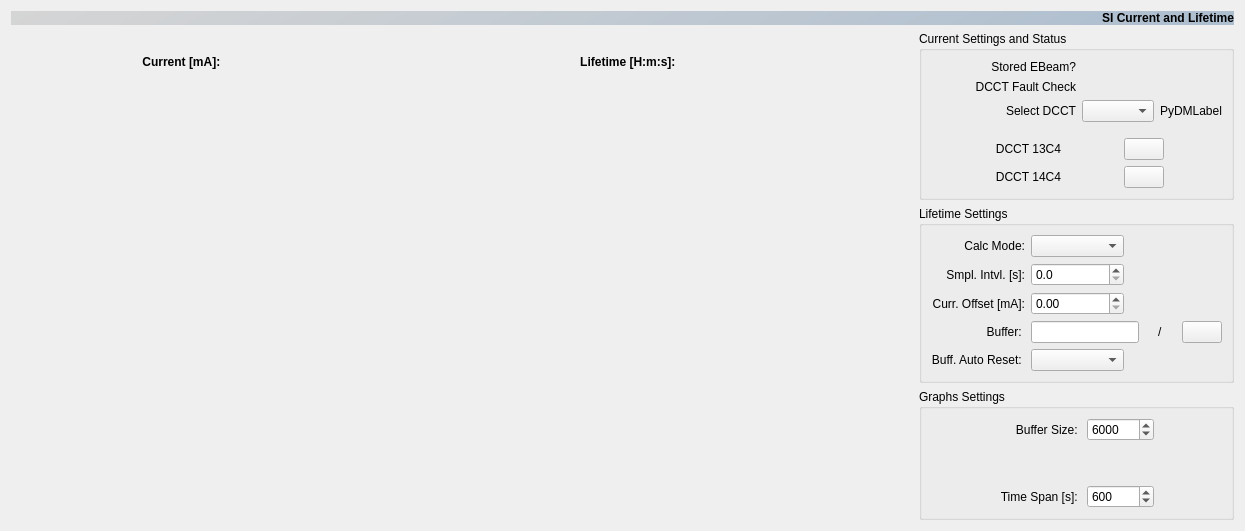
Before: the Qt Designer form pyqt-apps/siriushla/as_ap_currlt/ui_si_ap_currlt.ui in lnls-sirius/hla, drawn with Qt 5.
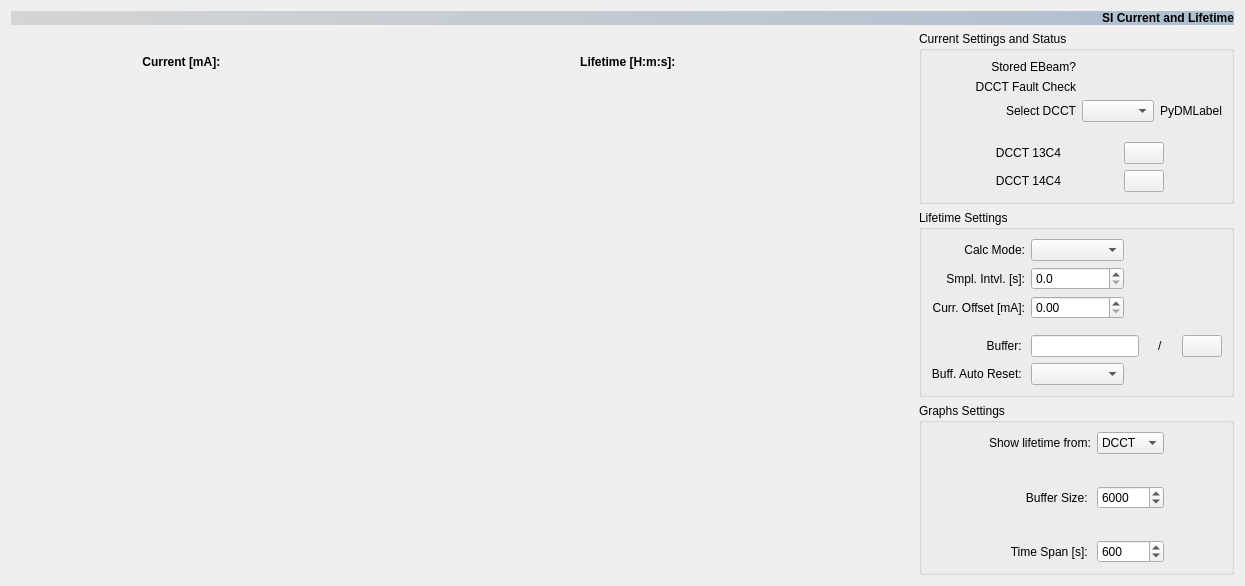
After: the same form once the commit is applied. Custom widgets are drawn as their Qt base class.

Commit message: CurrLT.ENH: add option to show Lifetime calculated using BPM data and change graph to show Lifetime in [h]

Patch:
```diff
--- a/pyqt-apps/siriushla/as_ap_currlt/ui_si_ap_currlt.ui
+++ b/pyqt-apps/siriushla/as_ap_currlt/ui_si_ap_currlt.ui
@@ -7,7 +7,7 @@
     <x>0</x>
     <y>0</y>
     <width>1245</width>
-    <height>531</height>
+    <height>586</height>
    </rect>
   </property>
   <property name="windowTitle">
@@ -722,13 +722,29 @@
          <string>Lifetime Settings</string>
         </property>
         <layout class="QGridLayout" name="gridLayout_2">
-         <item row="4" column="2">
-          <widget class="QLabel" name="label">
-           <property name="text">
-            <string>Smpl. Intvl. [s]:</string>
+         <item row="5" column="5">
+          <widget class="PyDMLabel" name="PyDMLabel_3">
+           <property name="toolTip">
+            <string/>
            </property>
            <property name="alignment">
-            <set>Qt::AlignRight|Qt::AlignTrailing|Qt::AlignVCenter</set>
+            <set>Qt::AlignCenter</set>
+           </property>
+           <property name="channel" stdset="0">
+            <string>${PREFIX}SI-Glob:AP-CurrInfo:CurrOffset-RB</string>
+           </property>
+          </widget>
+         </item>
+         <item row="5" column="4">
+          <widget class="SiriusSpinbox" name="SiriusSpinbox">
+           <property name="toolTip">
+            <string/>
+           </property>
+           <property name="channel" stdset="0">
+            <string>${PREFIX}SI-Glob:AP-CurrInfo:CurrOffset-SP</string>
+           </property>
+           <property name="showStepExponent" stdset="0">
+            <bool>false</bool>
            </property>
           </widget>
          </item>
@@ -772,28 +788,6 @@
            </property>
           </widget>
          </item>
-         <item row="12" column="2">
-          <widget class="QLabel" name="Buffer">
-           <property name="sizePolicy">
-            <sizepolicy hsizetype="Preferred" vsizetype="Preferred">
-             <horstretch>0</horstretch>
-             <verstretch>0</verstretch>
-            </sizepolicy>
-           </property>
-           <property name="minimumSize">
-            <size>
-             <width>0</width>
-             <height>0</height>
-            </size>
-           </property>
-           <property name="text">
-            <string>Buffer: </string>
-           </property>
-           <property name="alignment">
-            <set>Qt::AlignRight|Qt::AlignTrailing|Qt::AlignVCenter</set>
-           </property>
-          </widget>
-         </item>
          <item row="0" column="4">
           <widget class="PyDMEnumComboBox" name="PyDMEnumComboBox">
            <property name="toolTip">
@@ -804,16 +798,6 @@
            </property>
           </widget>
          </item>
-         <item row="0" column="2">
-          <widget class="QLabel" name="label_7">
-           <property name="text">
-            <string>Calc Mode:</string>
-           </property>
-           <property name="alignment">
-            <set>Qt::AlignRight|Qt::AlignTrailing|Qt::AlignVCenter</set>
-           </property>
-          </widget>
-         </item>
          <item row="4" column="5">
           <widget class="PyDMLabel" name="PyDMLabel">
            <property name="toolTip">
@@ -827,7 +811,7 @@
            </property>
           </widget>
          </item>
-         <item row="12" column="4" colspan="2">
+         <item row="13" column="4" colspan="2">
           <layout class="QHBoxLayout" name="horizontalLayout_3">
            <item>
             <widget class="PyDMLineEdit" name="PyDMLineEdit">
@@ -1032,17 +1016,7 @@
            </property>
           </widget>
          </item>
-         <item row="13" column="2">
-          <widget class="QLabel" name="label_6">
-           <property name="text">
-            <string>Buff. Auto Reset: </string>
-           </property>
-           <property name="alignment">
-            <set>Qt::AlignRight|Qt::AlignTrailing|Qt::AlignVCenter</set>
-           </property>
-          </widget>
-         </item>
-         <item row="13" column="4">
+         <item row="14" column="4">
           <widget class="PyDMEnumComboBox" name="PyDMEnumComboBox_3">
            <property name="toolTip">
             <string/>
@@ -1055,7 +1029,7 @@
            </property>
           </widget>
          </item>
-         <item row="13" column="5">
+         <item row="14" column="5">
           <widget class="PyDMLabel" name="PyDMLabel_4">
            <property name="toolTip">
             <string/>
@@ -1077,7 +1051,43 @@
            </property>
           </widget>
          </item>
-         <item row="5" column="2">
+         <item row="6" column="2" colspan="4">
+          <spacer name="verticalSpacer_2">
+           <property name="orientation">
+            <enum>Qt::Vertical</enum>
+           </property>
+           <property name="sizeType">
+            <enum>QSizePolicy::MinimumExpanding</enum>
+           </property>
+           <property name="sizeHint" stdset="0">
+            <size>
+             <width>20</width>
+             <height>10</height>
+            </size>
+           </property>
+          </spacer>
+         </item>
+         <item row="4" column="2" colspan="2">
+          <widget class="QLabel" name="label">
+           <property name="text">
+            <string>Smpl. Intvl. [s]:</string>
+           </property>
+           <property name="alignment">
+            <set>Qt::AlignRight|Qt::AlignTrailing|Qt::AlignVCenter</set>
+           </property>
+          </widget>
+         </item>
+         <item row="0" column="2" colspan="2">
+          <widget class="QLabel" name="label_7">
+           <property name="text">
+            <string>Calc Mode:</string>
+           </property>
+           <property name="alignment">
+            <set>Qt::AlignRight|Qt::AlignTrailing|Qt::AlignVCenter</set>
+           </property>
+          </widget>
+         </item>
+         <item row="5" column="2" colspan="2">
           <widget class="QLabel" name="label_10">
            <property name="text">
             <string>Curr. Offset [mA]:</string>
@@ -1087,29 +1097,35 @@
            </property>
           </widget>
          </item>
-         <item row="5" column="4">
-          <widget class="SiriusSpinbox" name="SiriusSpinbox">
-           <property name="toolTip">
-            <string/>
+         <item row="13" column="2" colspan="2">
+          <widget class="QLabel" name="Buffer">
+           <property name="sizePolicy">
+            <sizepolicy hsizetype="Preferred" vsizetype="Preferred">
+             <horstretch>0</horstretch>
+             <verstretch>0</verstretch>
+            </sizepolicy>
            </property>
-           <property name="channel" stdset="0">
-            <string>${PREFIX}SI-Glob:AP-CurrInfo:CurrOffset-SP</string>
+           <property name="minimumSize">
+            <size>
+             <width>0</width>
+             <height>0</height>
+            </size>
            </property>
-           <property name="showStepExponent" stdset="0">
-            <bool>false</bool>
+           <property name="text">
+            <string>Buffer: </string>
+           </property>
+           <property name="alignment">
+            <set>Qt::AlignRight|Qt::AlignTrailing|Qt::AlignVCenter</set>
            </property>
           </widget>
          </item>
-         <item row="5" column="5">
-          <widget class="PyDMLabel" name="PyDMLabel_3">
-           <property name="toolTip">
-            <string/>
+         <item row="14" column="2" colspan="2">
+          <widget class="QLabel" name="label_6">
+           <property name="text">
+            <string>Buff. Auto Reset: </string>
            </property>
            <property name="alignment">
-            <set>Qt::AlignCenter</set>
-           </property>
-           <property name="channel" stdset="0">
-            <string>${PREFIX}SI-Glob:AP-CurrInfo:CurrOffset-RB</string>
+            <set>Qt::AlignRight|Qt::AlignTrailing|Qt::AlignVCenter</set>
            </property>
           </widget>
          </item>
@@ -1128,53 +1144,7 @@
          <string>Graphs Settings</string>
         </property>
         <layout class="QGridLayout" name="gridLayout_5">
-         <item row="0" column="0">
-          <spacer name="horizontalSpacer_9">
-           <property name="orientation">
-            <enum>Qt::Horizontal</enum>
-           </property>
-           <property name="sizeHint" stdset="0">
-            <size>
-             <width>40</width>
-             <height>20</height>
-            </size>
-           </property>
-          </spacer>
-         </item>
-         <item row="2" column="1">
-          <widget class="QLabel" name="label_5">
-           <property name="text">
-            <string>Time Span [s]: </string>
-           </property>
-           <property name="alignment">
-            <set>Qt::AlignRight|Qt::AlignTrailing|Qt::AlignVCenter</set>
-           </property>
-          </widget>
-         </item>
-         <item row="0" column="2">
-          <widget class="QSpinBox" name="spinBox_BuffSize">
-           <property name="minimum">
-            <number>1</number>
-           </property>
-           <property name="maximum">
-            <number>1000000</number>
-           </property>
-           <property name="value">
-            <number>6000</number>
-           </property>
-          </widget>
-         </item>
-         <item row="0" column="1">
-          <widget class="QLabel" name="label_3">
-           <property name="text">
-            <string>Buffer Size: </string>
-           </property>
-           <property name="alignment">
-            <set>Qt::AlignRight|Qt::AlignTrailing|Qt::AlignVCenter</set>
-           </property>
-          </widget>
-         </item>
-         <item row="2" column="2">
+         <item row="4" column="2">
           <widget class="QSpinBox" name="spinBox_TimeSpan">
            <property name="minimum">
             <number>1</number>
@@ -1187,7 +1157,7 @@
            </property>
           </widget>
          </item>
-         <item row="0" column="3">
+         <item row="2" column="3">
           <spacer name="horizontalSpacer_8">
            <property name="orientation">
             <enum>Qt::Horizontal</enum>
@@ -1200,7 +1170,53 @@
            </property>
           </spacer>
          </item>
-         <item row="1" column="1" colspan="2">
+         <item row="2" column="1">
+          <widget class="QLabel" name="label_3">
+           <property name="text">
+            <string>Buffer Size: </string>
+           </property>
+           <property name="alignment">
+            <set>Qt::AlignRight|Qt::AlignTrailing|Qt::AlignVCenter</set>
+           </property>
+          </widget>
+         </item>
+         <item row="2" column="2">
+          <widget class="QSpinBox" name="spinBox_BuffSize">
+           <property name="minimum">
+            <number>1</number>
+           </property>
+           <property name="maximum">
+            <number>1000000</number>
+           </property>
+           <property name="value">
+            <number>6000</number>
+           </property>
+          </widget>
+         </item>
+         <item row="2" column="0">
+          <spacer name="horizontalSpacer_9">
+           <property name="orientation">
+            <enum>Qt::Horizontal</enum>
+           </property>
+           <property name="sizeHint" stdset="0">
+            <size>
+             <width>40</width>
+             <height>20</height>
+            </size>
+           </property>
+          </spacer>
+         </item>
+         <item row="4" column="1">
+          <widget class="QLabel" name="label_5">
+           <property name="text">
+            <string>Time Span [s]: </string>
+           </property>
+           <property name="alignment">
+            <set>Qt::AlignRight|Qt::AlignTrailing|Qt::AlignVCenter</set>
+           </property>
+          </widget>
+         </item>
+         <item row="3" column="1" colspan="2">
           <spacer name="verticalSpacer_14">
            <property name="orientation">
             <enum>Qt::Vertical</enum>
@@ -1216,6 +1232,43 @@
            </property>
           </spacer>
          </item>
+         <item row="0" column="2">
+          <widget class="QComboBox" name="comboBox_lifetime">
+           <item>
+            <property name="text">
+             <string>DCCT</string>
+            </property>
+           </item>
+           <item>
+            <property name="text">
+             <string>BPM</string>
+            </property>
+           </item>
+          </widget>
+         </item>
+         <item row="0" column="1">
+          <widget class="QLabel" name="label_11">
+           <property name="text">
+            <string>Show lifetime from:</string>
+           </property>
+          </widget>
+         </item>
+         <item row="1" column="1" colspan="2">
+          <spacer name="verticalSpacer">
+           <property name="orientation">
+            <enum>Qt::Vertical</enum>
+           </property>
+           <property name="sizeType">
+            <enum>QSizePolicy::MinimumExpanding</enum>
+           </property>
+           <property name="sizeHint" stdset="0">
+            <size>
+             <width>20</width>
+             <height>10</height>
+            </size>
+           </property>
+          </spacer>
+         </item>
         </layout>
        </widget>
       </item>
```
Left out of the diff: 6 changed lines with no effect on the pictures. The commit also changes 1 other file.
